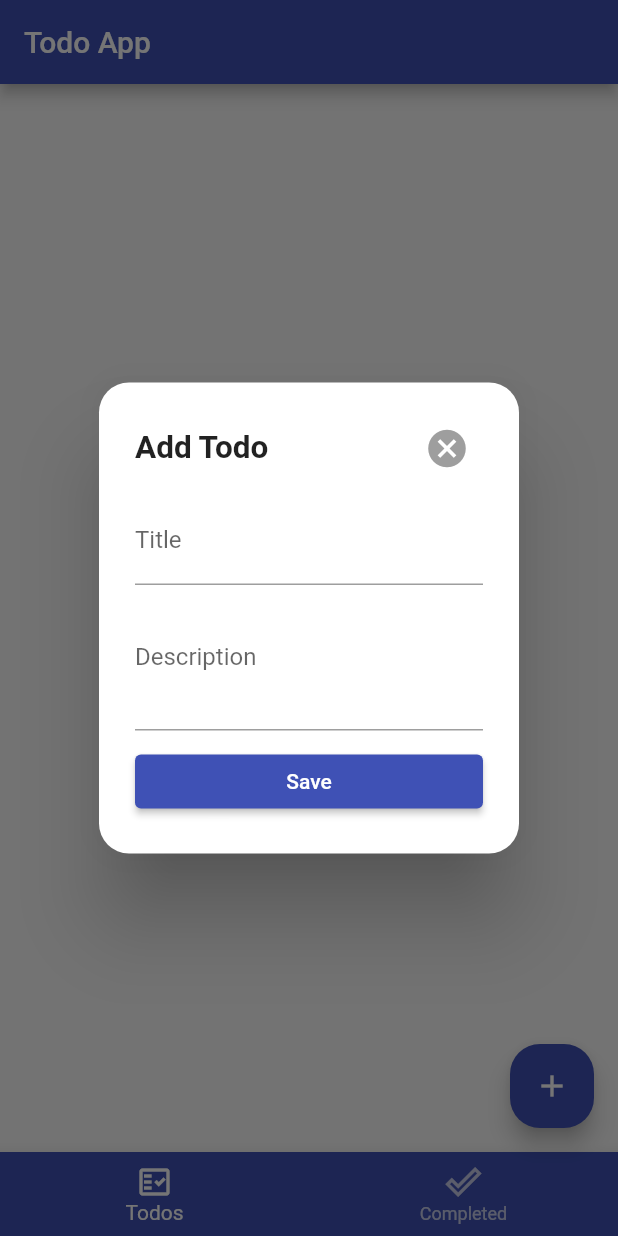
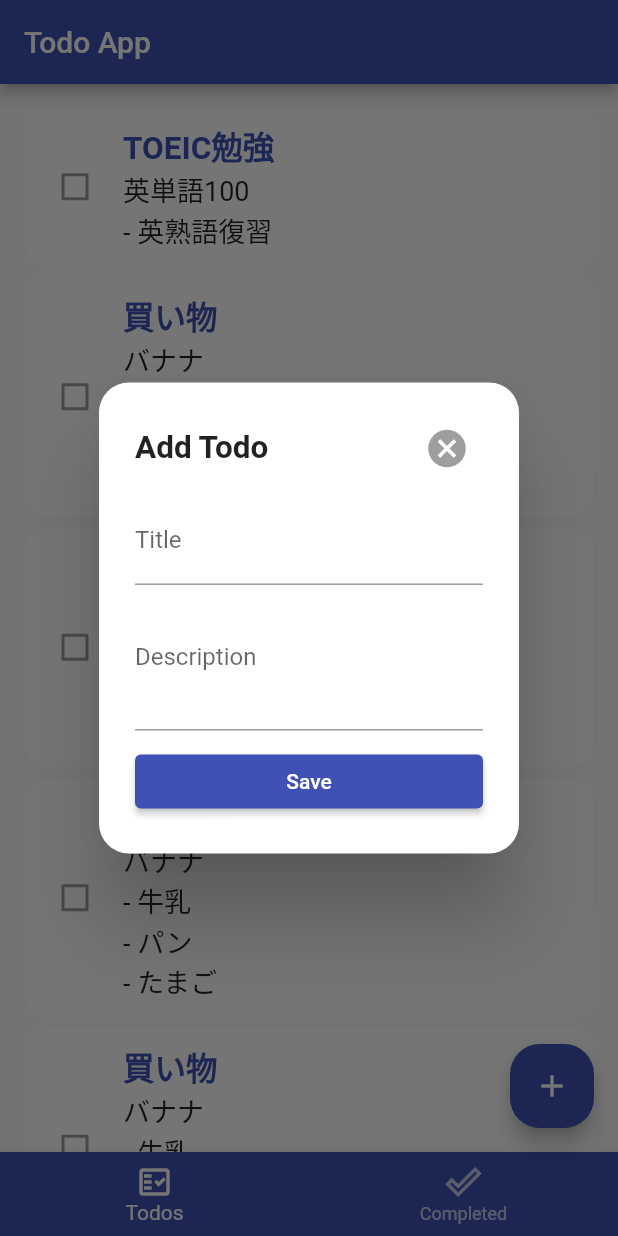
Before and after one commit to ramtiga/todo_with_firebase, a Flutter app: the screen it shows after launch, after a tap on the "add" icon, on a phone screen of 412 x 824 dp. Run offline on Flutter 3.47's test engine with Material 2 defaults, Android fonts, the phone set to English and light mode, and no system bars; drawn by our look-alikes of flutter_slidable; our stand-ins replace flutter_riverpod.

Commit message:
Add main tab page

```diff
--- a/lib/main.dart
+++ b/lib/main.dart
@@ -1,5 +1,6 @@
 import 'package:flutter/material.dart';
 import 'package:flutter_riverpod/flutter_riverpod.dart';
+import 'package:flutter_slidable/flutter_slidable.dart';
 import 'package:todo_with_firebase/provider/todos.dart';
 
 final selectTabProvider = StateProvider<int>((ref) => 0);
@@ -26,8 +27,72 @@ class MyApp extends StatelessWidget {
 class MyHomePage extends ConsumerWidget {
   @override
   Widget build(BuildContext context, watch) {
+    final provider = watch(todoProvider);
+    final todos = provider.todos;
+
     final tabs = [
-      Container(),
+      ListView.separated(
+        physics: BouncingScrollPhysics(),
+        padding: EdgeInsets.all(16),
+        separatorBuilder: (context, index) => Container(height: 8),
+        itemCount: todos.length,
+        itemBuilder: (context, index) {
+          return ClipRRect(
+            borderRadius: BorderRadius.circular(16),
+            child: Slidable(
+              actionPane: SlidableDrawerActionPane(),
+              key: Key(todos[index].id),
+              actions: [
+                IconSlideAction(
+                  color: Colors.green,
+                  onTap: () {},
+                  caption: 'Edit',
+                  icon: Icons.edit,
+                )
+              ],
+              secondaryActions: [
+                IconSlideAction(
+                  color: Colors.red,
+                  onTap: () {},
+                  caption: 'Delete',
+                  icon: Icons.delete,
+                )
+              ],
+              child: Container(
+                color: Colors.white,
+                padding: EdgeInsets.all(10),
+                child: Row(
+                  children: [
+                    Checkbox(
+                        activeColor: Theme.of(context).primaryColor,
+                        checkColor: Colors.indigo,
+                        value: todos[index].isDone,
+                        onChanged: null),
+                    SizedBox(width: 8),
+                    Expanded(
+                        child: Column(
+                      crossAxisAlignment: CrossAxisAlignment.start,
+                      children: [
+                        Text(
+                          todos[index].title,
+                          style: TextStyle(
+                              fontSize: 21,
+                              fontWeight: FontWeight.bold,
+                              color: Theme.of(context).primaryColor),
+                        ),
+                        Text(
+                          todos[index].description,
+                          style: TextStyle(fontSize: 18, height: 1.5),
+                        ),
+                      ],
+                    )),
+                  ],
+                ),
+              ),
+            ),
+          );
+        },
+      ),
       Container(),
     ];
     final selectedIndex = watch(selectTabProvider);
@@ -93,24 +158,7 @@ class AddTodoDialogWidget extends ConsumerWidget {
               ],
             ),
             const SizedBox(height: 8),
-            _buildFormWidget(context),
-            //onChangedTitle: (title) => this.title = title,
-            //onChangedDescription: (description) =>
-            //this.description = description,
-            //  onSavedTodo: () {
-            //final todo = Todo(
-            //  title: title.text,
-            //  description: description.text,
-            //  createdTime: DateTime.now(),
-            //  id: DateTime.now().toString(),
-            //final todos = watch(todoProvider);
-            //todos.addTodo(todo);
-            //Navigator.of(context).pop();
-          ],
-        ),
-      );
-  Widget _buildFormWidget(context) {
-    return SingleChildScrollView(
+            SingleChildScrollView(
               child: Form(
                 key: _formKey,
                 child: Column(
@@ -151,13 +199,29 @@ class AddTodoDialogWidget extends ConsumerWidget {
                             if (!_formKey.currentState.validate()) {
                               return;
                             }
+                            //todos.addTodo(todo);
                             Navigator.of(context).pop();
                           },
-                  child: Text('Save', style: TextStyle(color: Colors.white))),
+                          child: Text('Save',
+                              style: TextStyle(color: Colors.white))),
                     ),
                   ],
                 ),
               ),
+            ),
+            //onChangedTitle: (title) => this.title = title,
+            //onChangedDescription: (description) =>
+            //this.description = description,
+            //  onSavedTodo: () {
+            //final todo = Todo(
+            //  title: title.text,
+            //  description: description.text,
+            //  createdTime: DateTime.now(),
+            //  id: DateTime.now().toString(),
+            //final todos = watch(todoProvider);
+            //todos.addTodo(todo);
+            //Navigator.of(context).pop();
+          ],
+        ),
       );
 }
-}
--- a/lib/provider/todos.dart
+++ b/lib/provider/todos.dart
@@ -6,14 +6,42 @@ class TodosProvider extends ChangeNotifier {
     Todo(
         title: 'TOEIC勉強',
         description: '''英単語100
-      英熟語復習''',
+- 英熟語復習''',
         createdTime: DateTime.now()),
     Todo(
         title: '買い物',
         description: '''バナナ
-      牛乳
-      パン
-      たまご''',
+- 牛乳
+- パン
+- たまご''',
+        createdTime: DateTime.now()),
+    Todo(
+        title: '買い物',
+        description: '''バナナ
+- 牛乳
+- パン
+- たまご''',
+        createdTime: DateTime.now()),
+    Todo(
+        title: '買い物',
+        description: '''バナナ
+- 牛乳
+- パン
+- たまご''',
+        createdTime: DateTime.now()),
+    Todo(
+        title: '買い物',
+        description: '''バナナ
+- 牛乳
+- パン
+- たまご''',
+        createdTime: DateTime.now()),
+    Todo(
+        title: '買い物',
+        description: '''バナナ
+- 牛乳
+- パン
+- たまご''',
         createdTime: DateTime.now()),
   ];
 
--- a/pubspec.yaml
+++ b/pubspec.yaml
@@ -29,6 +29,7 @@ dependencies:
   # Use with the CupertinoIcons class for iOS style icons.
   cupertino_icons: ^1.0.0
   flutter_riverpod: ^0.12.0
+  flutter_slidable: ^0.5.7
 
 dev_dependencies:
   flutter_test:
```
Also changed, not shown: pubspec.lock. Lines whose indentation alone changed are shown as unchanged.
